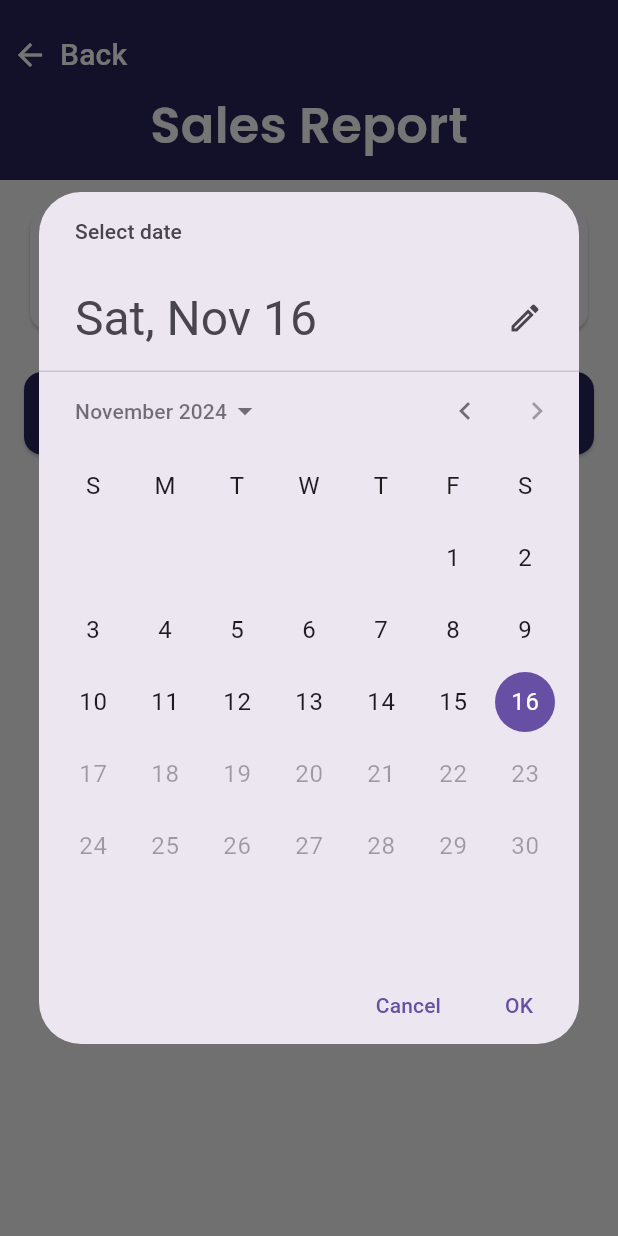
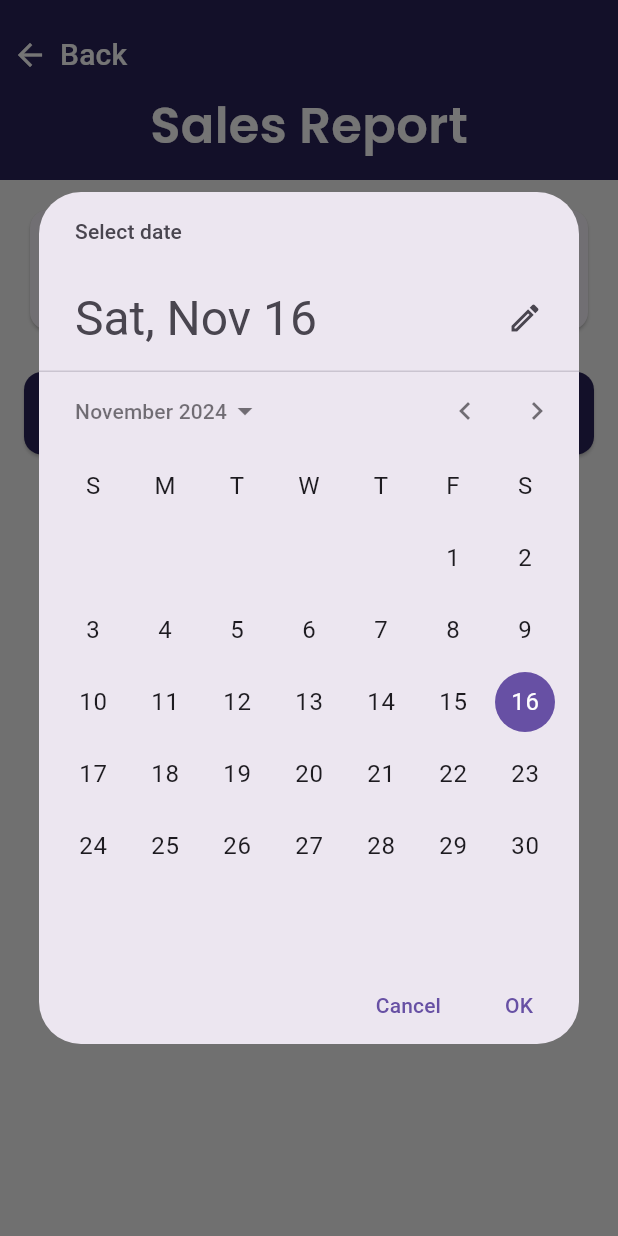
Before and after one commit to Thinuka20/New-Flutter-App, a Flutter app: the SalesReportPage screen opened directly, after a tap on "From Date", on a phone screen of 412 x 824 dp. Run offline on Flutter 3.47's test engine with Material 3 defaults, Android fonts, the phone set to English and light mode, and no system bars; our stand-ins replace file_picker, google_fonts, pdf, printing; missing offline and left inert: file_saver.

Commit message:
calender edited

```diff
--- a/lib/pages/salesreport.dart
+++ b/lib/pages/salesreport.dart
@@ -62,7 +62,7 @@ class _SalesReportPageState extends State<SalesReportPage> {
       context: context,
       initialDate: DateTime.now(),
       firstDate: DateTime(2000),
-      lastDate: DateTime.now(),
+      lastDate: DateTime(2100),
     );
     if (picked != null) {
       setState(() {
```
